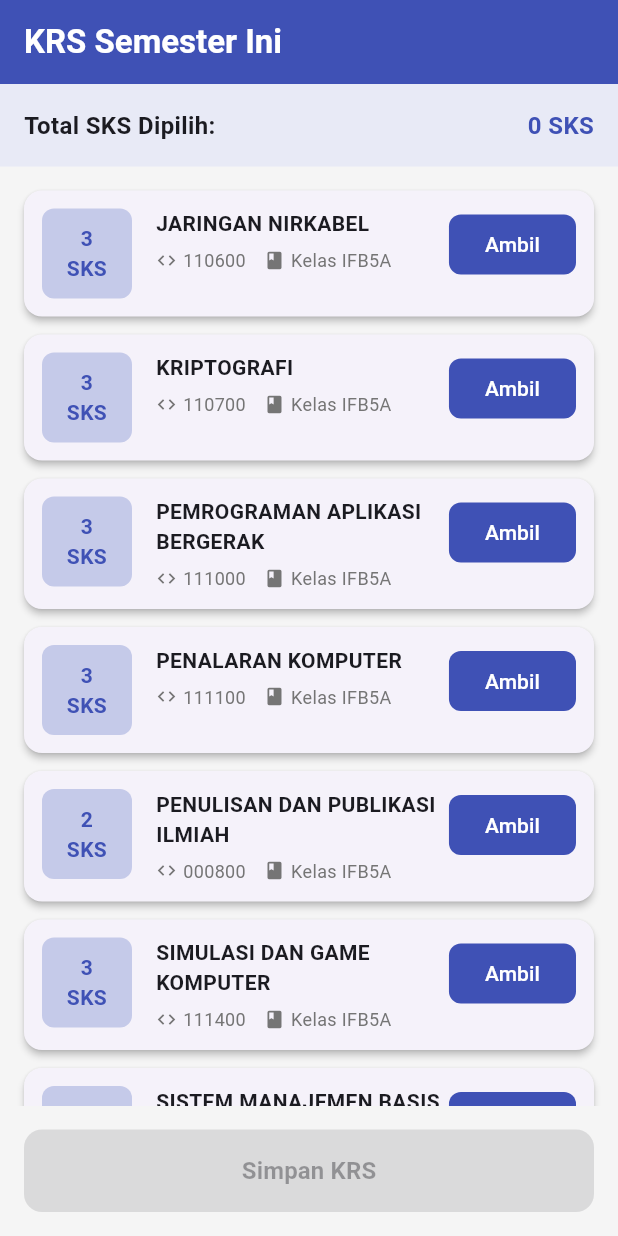
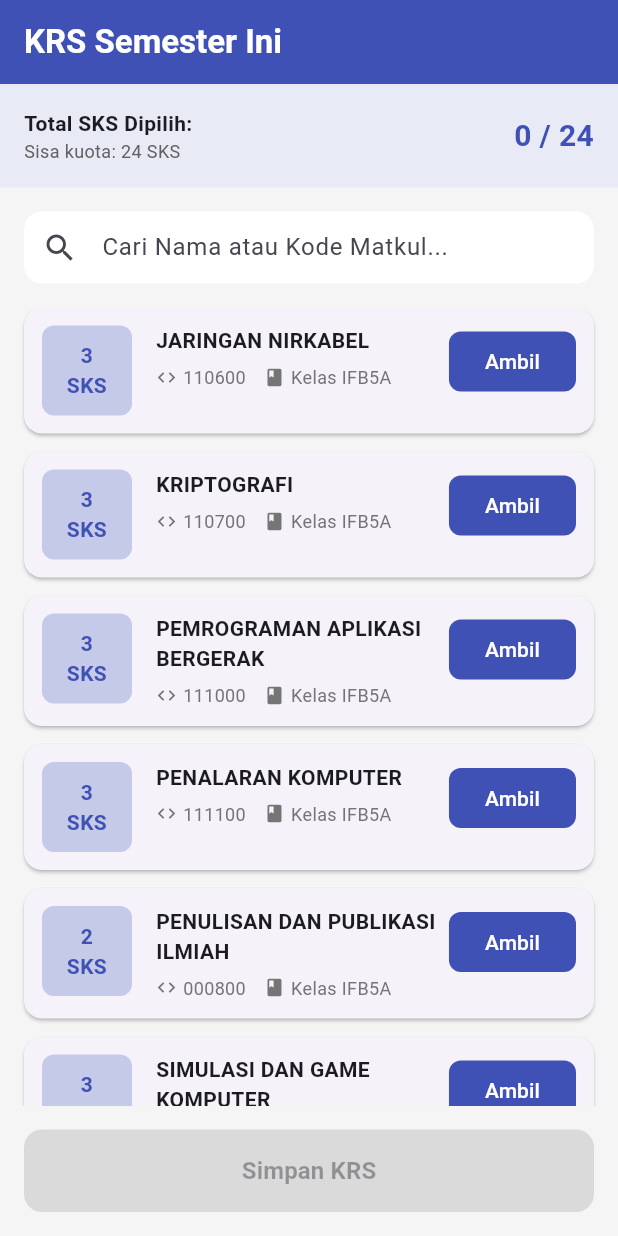
Before and after one commit to RisingForce69/krs_app, a Flutter app: the screen it shows after launch, on a phone screen of 412 x 824 dp. Run offline on Flutter 3.47's test engine with Material 3 defaults, Android fonts, the phone set to English and light mode, and no system bars.

Commit message:
Update fitur krs

```diff
--- a/lib/main.dart
+++ b/lib/main.dart
@@ -29,7 +29,7 @@ class CourseSelectionScreen extends StatefulWidget {
 }
 
 class _CourseSelectionScreenState extends State<CourseSelectionScreen> {
-  // Data mata kuliah sudah diperbarui sesuai gambar tabel milikmu
+  // Data mata kuliah asli milikmu
   final List<Map<String, dynamic>> courses = [
     {"kode": "110600", "nama": "JARINGAN NIRKABEL", "sks": 3, "kelas": "IFB5A"},
     {"kode": "110700", "nama": "KRIPTOGRAFI", "sks": 3, "kelas": "IFB5A"},
@@ -43,24 +43,117 @@ class _CourseSelectionScreenState extends State<CourseSelectionScreen> {
 
   final Set<String> selectedCourses = {};
 
-  void toggleCourse(String kode) {
+  // Variabel untuk fitur pencarian dan batas SKS
+  String searchQuery = '';
+  final int maxSks = 24;
+
+  // Fungsi menghitung total SKS saat ini
+  int get totalSks {
+    int total = 0;
+    for (var course in courses) {
+      if (selectedCourses.contains(course['kode'])) {
+        total += course['sks'] as int;
+      }
+    }
+    return total;
+  }
+
+  // FITUR 2: Logika batas maksimal SKS saat memilih matkul
+  void toggleCourse(Map<String, dynamic> course) {
+    String kode = course['kode'];
+    int sks = course['sks'];
+
     setState(() {
       if (selectedCourses.contains(kode)) {
-        selectedCourses.remove(kode);
+        selectedCourses.remove(kode); // Batal ambil
       } else {
+        // Cek apakah kalau ditambah, SKS-nya melebihi batas?
+        if (totalSks + sks <= maxSks) {
           selectedCourses.add(kode);
+        } else {
+          // Tampilkan peringatan jika melebihi batas
+          ScaffoldMessenger.of(context).showSnackBar(
+            SnackBar(
+              content: Text('Gagal: Batas maksimal adalah $maxSks SKS!'),
+              backgroundColor: Colors.red,
+            ),
+          );
+        }
       }
     });
   }
 
+  // FITUR 3: Popup Ringkasan (Bottom Sheet)
+  void showSummary() {
+    // Mencari detail matkul yang sudah dipilih
+    final selectedList = courses.where((c) => selectedCourses.contains(c['kode'])).toList();
+
+    showModalBottomSheet(
+      context: context,
+      shape: const RoundedRectangleBorder(
+        borderRadius: BorderRadius.vertical(top: Radius.circular(20)),
+      ),
+      builder: (context) {
+        return Container(
+          padding: const EdgeInsets.all(24),
+          height: 400,
+          child: Column(
+            crossAxisAlignment: CrossAxisAlignment.start,
+            children: [
+              const Text(
+                'Ringkasan KRS',
+                style: TextStyle(fontSize: 20, fontWeight: FontWeight.bold),
+              ),
+              const SizedBox(height: 8),
+              Text('Total yang diambil: $totalSks SKS'),
+              const Divider(height: 24),
+              Expanded(
+                child: ListView.builder(
+                  itemCount: selectedList.length,
+                  itemBuilder: (context, index) {
+                    final c = selectedList[index];
+                    return ListTile(
+                      contentPadding: EdgeInsets.zero,
+                      title: Text(c['nama'], style: const TextStyle(fontWeight: FontWeight.w600, fontSize: 14)),
+                      subtitle: Text('${c['kode']} • Kelas ${c['kelas']}'),
+                      trailing: Text('${c['sks']} SKS', style: const TextStyle(fontWeight: FontWeight.bold)),
+                    );
+                  },
+                ),
+              ),
+              SizedBox(
+                width: double.infinity,
+                child: ElevatedButton(
+                  onPressed: () {
+                    Navigator.pop(context); // Tutup popup
+                    ScaffoldMessenger.of(context).showSnackBar(
+                      const SnackBar(content: Text('KRS Berhasil Disubmit secara Permanen!'), backgroundColor: Colors.green),
+                    );
+                  },
+                  style: ElevatedButton.styleFrom(
+                    backgroundColor: Colors.indigo,
+                    foregroundColor: Colors.white,
+                    padding: const EdgeInsets.symmetric(vertical: 16),
+                  ),
+                  child: const Text('Konfirmasi & Submit'),
+                ),
+              )
+            ],
+          ),
+        );
+      },
+    );
+  }
+
   @override
   Widget build(BuildContext context) {
-    int totalSks = 0;
-    for (var course in courses) {
-      if (selectedCourses.contains(course['kode'])) {
-        totalSks += course['sks'] as int;
-      }
-    }
+    // FITUR 1: Memfilter daftar mata kuliah berdasarkan teks pencarian
+    final filteredCourses = courses.where((course) {
+      final nameLower = course['nama'].toLowerCase();
+      final kodeLower = course['kode'].toLowerCase();
+      final searchLower = searchQuery.toLowerCase();
+      return nameLower.contains(searchLower) || kodeLower.contains(searchLower);
+    }).toList();
 
     return Scaffold(
       backgroundColor: Colors.grey[100],
@@ -72,50 +165,74 @@ class _CourseSelectionScreenState extends State<CourseSelectionScreen> {
       ),
       body: Column(
         children: [
-          // Banner Total SKS
+          // Banner Total SKS & Sisa SKS
           Container(
             padding: const EdgeInsets.all(16),
             color: Colors.indigo[50],
             child: Row(
               mainAxisAlignment: MainAxisAlignment.spaceBetween,
               children: [
-                const Text(
-                  'Total SKS Dipilih:',
-                  style: TextStyle(fontSize: 16, fontWeight: FontWeight.bold),
+                Column(
+                  crossAxisAlignment: CrossAxisAlignment.start,
+                  children: [
+                    const Text('Total SKS Dipilih:', style: TextStyle(fontSize: 14, fontWeight: FontWeight.bold)),
+                    Text('Sisa kuota: ${maxSks - totalSks} SKS', style: TextStyle(fontSize: 12, color: Colors.grey[700])),
+                  ],
                 ),
                 Text(
-                  '$totalSks SKS',
-                  style: const TextStyle(
-                      fontSize: 16,
-                      fontWeight: FontWeight.bold,
-                      color: Colors.indigo),
+                  '$totalSks / $maxSks',
+                  style: const TextStyle(fontSize: 20, fontWeight: FontWeight.bold, color: Colors.indigo),
                 ),
               ],
             ),
           ),
 
+          // TextField Pencarian
+          Padding(
+            padding: const EdgeInsets.all(16.0),
+            child: TextField(
+              onChanged: (value) {
+                setState(() {
+                  searchQuery = value;
+                });
+              },
+              decoration: InputDecoration(
+                hintText: 'Cari Nama atau Kode Matkul...',
+                prefixIcon: const Icon(Icons.search),
+                filled: true,
+                fillColor: Colors.white,
+                border: OutlineInputBorder(
+                  borderRadius: BorderRadius.circular(12),
+                  borderSide: BorderSide.none,
+                ),
+                contentPadding: const EdgeInsets.symmetric(vertical: 0),
+              ),
+            ),
+          ),
+
           // Daftar Mata Kuliah
           Expanded(
-            child: ListView.builder(
-              padding: const EdgeInsets.all(16),
-              itemCount: courses.length,
+            child: filteredCourses.isEmpty
+                ? const Center(child: Text('Mata kuliah tidak ditemukan'))
+                : ListView.builder(
+                    padding: const EdgeInsets.symmetric(horizontal: 16),
+                    itemCount: filteredCourses.length,
                     itemBuilder: (context, index) {
-                final course = courses[index];
+                      final course = filteredCourses[index];
                       final isSelected = selectedCourses.contains(course['kode']);
 
                       return Card(
                         margin: const EdgeInsets.only(bottom: 12),
-                  shape: RoundedRectangleBorder(
-                    borderRadius: BorderRadius.circular(12),
-                  ),
-                  elevation: 2,
+                        shape: RoundedRectangleBorder(borderRadius: BorderRadius.circular(12)),
+                        elevation: isSelected ? 4 : 1, // Elevasi naik sedikit jika dipilih
                         child: Padding(
                           padding: const EdgeInsets.all(12),
                           child: Row(
                             crossAxisAlignment: CrossAxisAlignment.start,
                             children: [
-                        // Kotak SKS
-                        Container(
+                              // Kotak SKS dengan animasi transisi warna
+                              AnimatedContainer(
+                                duration: const Duration(milliseconds: 300),
                                 width: 60,
                                 height: 60,
                                 decoration: BoxDecoration(
@@ -142,33 +259,18 @@ class _CourseSelectionScreenState extends State<CourseSelectionScreen> {
                                   children: [
                                     Text(
                                       course['nama'],
-                                style: const TextStyle(
-                                  fontSize: 14,
-                                  fontWeight: FontWeight.bold,
-                                ),
+                                      style: const TextStyle(fontSize: 14, fontWeight: FontWeight.bold),
                                     ),
                                     const SizedBox(height: 6),
                                     Row(
                                       children: [
                                         Icon(Icons.code, size: 14, color: Colors.grey[600]),
                                         const SizedBox(width: 4),
-                                  Text(
-                                    course['kode'],
-                                    style: TextStyle(
-                                      fontSize: 12,
-                                      color: Colors.grey[600],
-                                    ),
-                                  ),
+                                        Text(course['kode'], style: TextStyle(fontSize: 12, color: Colors.grey[600])),
                                         const SizedBox(width: 12),
                                         Icon(Icons.class_, size: 14, color: Colors.grey[600]),
                                         const SizedBox(width: 4),
-                                  Text(
-                                    'Kelas ${course['kelas']}',
-                                    style: TextStyle(
-                                      fontSize: 12,
-                                      color: Colors.grey[600],
-                                    ),
-                                  ),
+                                        Text('Kelas ${course['kelas']}', style: TextStyle(fontSize: 12, color: Colors.grey[600])),
                                       ],
                                     ),
                                   ],
@@ -180,16 +282,14 @@ class _CourseSelectionScreenState extends State<CourseSelectionScreen> {
                                 mainAxisAlignment: MainAxisAlignment.center,
                                 children: [
                                   ElevatedButton(
-                              onPressed: () => toggleCourse(course['kode']),
+                                    onPressed: () => toggleCourse(course),
                                     style: ElevatedButton.styleFrom(
                                       backgroundColor: isSelected ? Colors.red[50] : Colors.indigo,
                                       foregroundColor: isSelected ? Colors.red : Colors.white,
                                       elevation: 0,
                                       shape: RoundedRectangleBorder(
                                         borderRadius: BorderRadius.circular(8),
-                                  side: BorderSide(
-                                    color: isSelected ? Colors.red : Colors.transparent,
-                                  )
+                                        side: BorderSide(color: isSelected ? Colors.red : Colors.transparent)
                                       ),
                                     ),
                                     child: Text(isSelected ? 'Batal' : 'Ambil'),
@@ -205,25 +305,17 @@ class _CourseSelectionScreenState extends State<CourseSelectionScreen> {
           ),
         ],
       ),
-      // Tombol Simpan
+      // Tombol Simpan KRS memanggil fitur showSummary
       bottomNavigationBar: SafeArea(
         child: Padding(
           padding: const EdgeInsets.all(16.0),
           child: ElevatedButton(
-            onPressed: totalSks > 0
-                ? () {
-                    ScaffoldMessenger.of(context).showSnackBar(
-                      SnackBar(content: Text('KRS Berhasil Disimpan ($totalSks SKS)')),
-                    );
-                  }
-                : null,
+            onPressed: totalSks > 0 ? showSummary : null,
             style: ElevatedButton.styleFrom(
               padding: const EdgeInsets.symmetric(vertical: 16),
               backgroundColor: Colors.indigo,
               foregroundColor: Colors.white,
-              shape: RoundedRectangleBorder(
-                borderRadius: BorderRadius.circular(12),
-              )
+              shape: RoundedRectangleBorder(borderRadius: BorderRadius.circular(12))
             ),
             child: const Text(
               'Simpan KRS',
```
Lines whose indentation alone changed are shown as unchanged.
